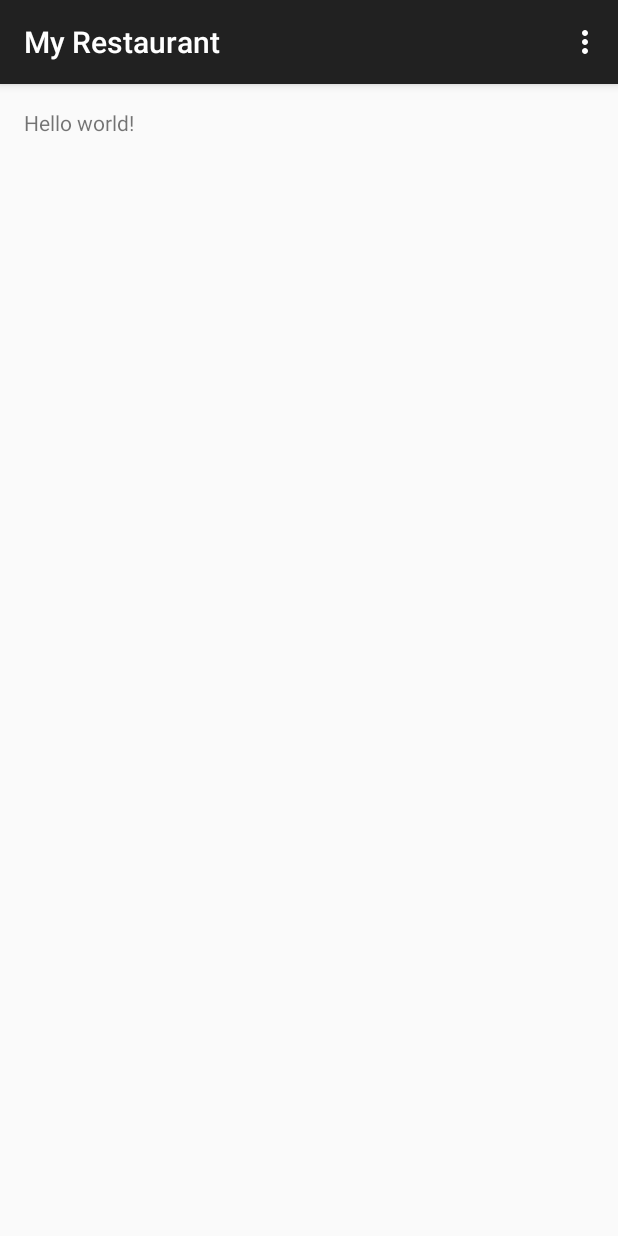
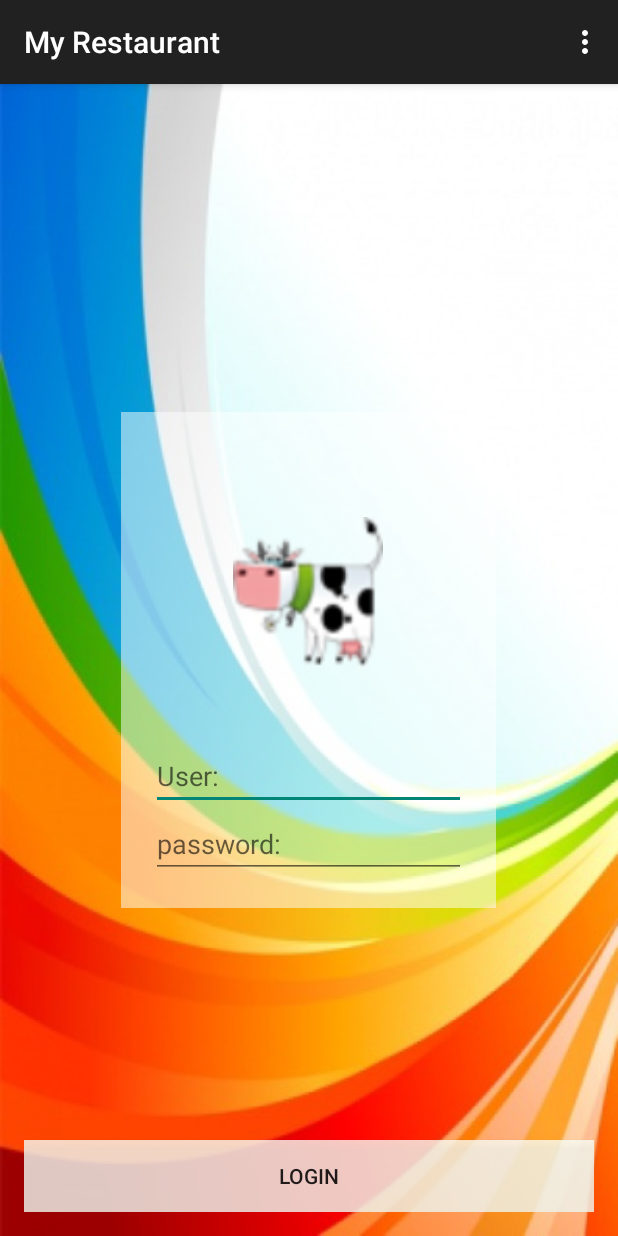
Before and after one commit to landtanin/My_Restaurant, an Android app: the screen it shows after launch (MainActivity), on a phone screen of 412 x 824 dp. Run offline under Robolectric (Android 15) with nearby library versions, the phone set to English and light mode, and no system bars.

```diff
--- a/app/src/main/res/layout/activity_main.xml
+++ b/app/src/main/res/layout/activity_main.xml
@@ -3,9 +3,46 @@
     android:layout_height="match_parent" android:paddingLeft="@dimen/activity_horizontal_margin"
     android:paddingRight="@dimen/activity_horizontal_margin"
     android:paddingTop="@dimen/activity_vertical_margin"
-    android:paddingBottom="@dimen/activity_vertical_margin" tools:context=".MainActivity">
+    android:paddingBottom="@dimen/activity_vertical_margin" tools:context=".MainActivity"
+    android:background="@drawable/bg2">
 
-    <TextView android:text="@string/hello_world" android:layout_width="wrap_content"
-        android:layout_height="wrap_content" />
+    <LinearLayout
+        android:orientation="vertical"
+        android:layout_width="250dp"
+        android:layout_height="wrap_content"
+        android:layout_centerInParent="true"
+        android:background="#82ffffff"
+        android:padding="20dp">
+
+        <ImageView
+            android:layout_width="@dimen/image"
+            android:layout_height="@dimen/image"
+            android:id="@+id/imageView"
+            android:layout_gravity="center_horizontal"
+            android:src="@drawable/icon_cow"
+            android:layout_margin="50dp" />
+
+        <EditText
+            android:layout_width="match_parent"
+            android:layout_height="wrap_content"
+            android:id="@+id/editText"
+            android:hint="User:" />
+
+        <EditText
+            android:layout_width="match_parent"
+            android:layout_height="wrap_content"
+            android:id="@+id/editText2"
+            android:hint="password:"
+            android:inputType="textPassword" />
+    </LinearLayout>
+
+    <Button
+        android:layout_width="match_parent"
+        android:layout_height="wrap_content"
+        android:text="Login"
+        android:onClick="clickLogin"
+        android:id="@+id/button"
+        android:layout_alignParentBottom="true"
+        android:background="#c8fafff8" />
 
 </RelativeLayout>
--- a/app/src/main/res/values/dimens.xml
+++ b/app/src/main/res/values/dimens.xml
@@ -2,4 +2,5 @@
     <!-- Default screen margins, per the Android Design guidelines. -->
     <dimen name="activity_horizontal_margin">16dp</dimen>
     <dimen name="activity_vertical_margin">16dp</dimen>
+    <dimen name="image">100dp</dimen>
 </resources>
```
Also changed, not shown: app/src/main/java/silica/landtanin/myrestaurant/MainActivity.java (+80 -0 lines), app/src/main/java/silica/landtanin/myrestaurant/UserTABLE.java (+31 -0 lines), app/src/main/res/drawable/bg2.png (added), app/src/main/res/drawable/icon_cow.png (added), app/src/main/res/drawable/icon_question.png (added).
